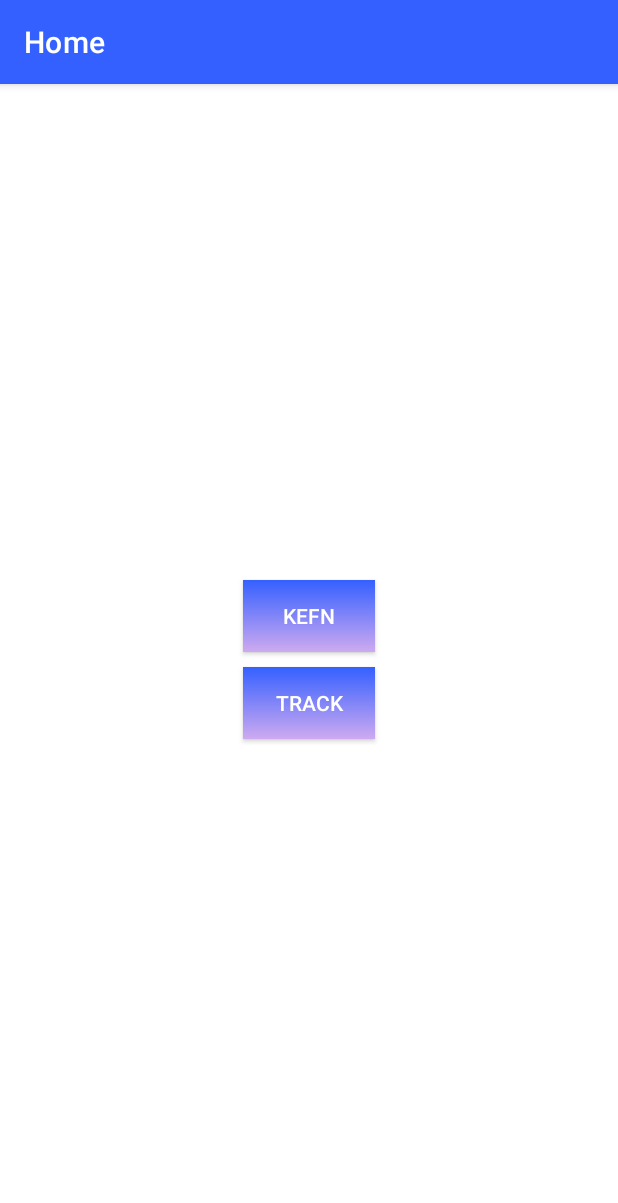
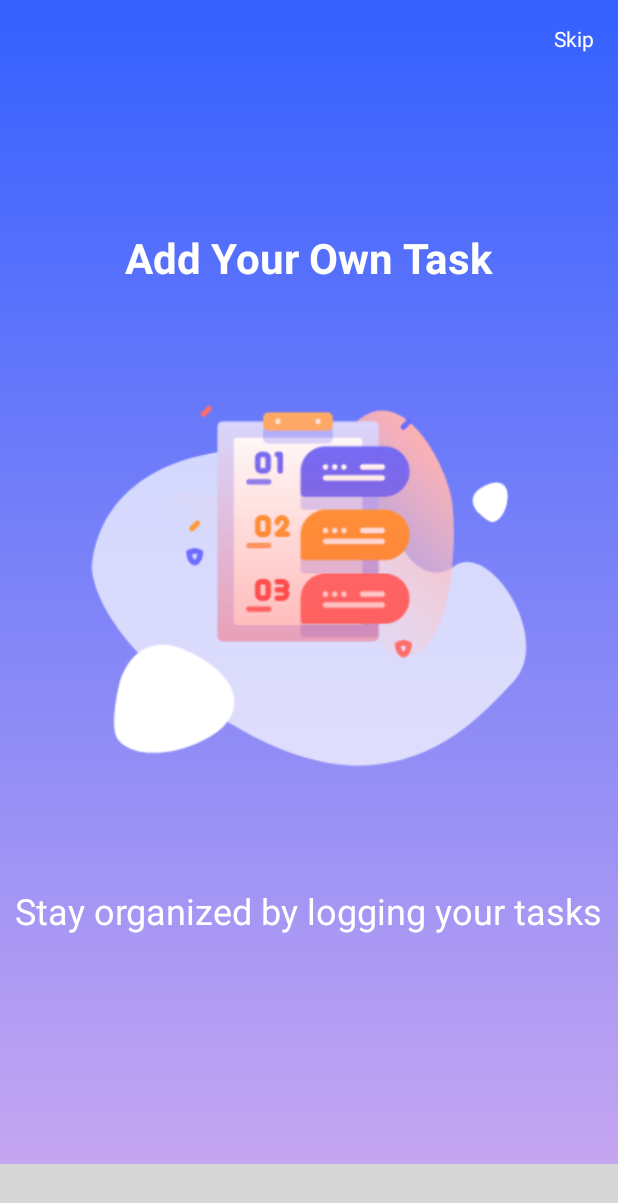
Before and after one commit to hessa-aloraifej/timer, an Android app: the screen it shows after launch (HomeActivity before the commit, MainActivity after it), on a phone screen of 412 x 824 dp. Shown: the top 1203 px of the screen. Run offline under Robolectric (Android 15) with nearby library versions, the phone set to English and light mode, and no system bars; plain views replace CircleIndicator3; 1 statement that could not run was skipped; grey boxes are pictures that could not be loaded.

Commit message:
- added images for slider - changed design of ViewPager

```diff
--- a/app/src/main/java/com/example/timer/MainActivity.kt
+++ b/app/src/main/java/com/example/timer/MainActivity.kt
@@ -12,37 +12,35 @@ import kotlinx.android.synthetic.main.activity_main.*
 
 class MainActivity : AppCompatActivity() {
 
-    //    getCoffee() --------------------------
     private lateinit var sharedPreferences: SharedPreferences
-    private val slides = mutableListOf<SlideData>()
-//    -------------------------------------
+    private val slidesList = mutableListOf<SlideData>()
 
 
     override fun onCreate(savedInstanceState: Bundle?) {
         super.onCreate(savedInstanceState)
         setContentView(R.layout.activity_main)
+
         //hide the action bar
         supportActionBar?.hide()
 
-        sharedPreferences = getSharedPreferences("getCoffee", MODE_PRIVATE)
-
+        //getCoffee()
+        sharedPreferences = getSharedPreferences("com.example.timer", MODE_PRIVATE)
         val readInstructions = sharedPreferences.getInt("read", 0)
 
-        if (readInstructions > 0) {
+        if (readInstructions == 0) {
             main_screen.visibility = View.VISIBLE
             generate()
 
-            viewPager.adapter = ViewPagerAdapter(slides, this)
+            viewPager.adapter = ViewPagerAdapter(slidesList, this)
             viewPager.orientation = ViewPager2.ORIENTATION_HORIZONTAL
+            indicator.setViewPager(viewPager)
 
-            indicator.setViewPager(viewPager)
         } else {
             startActivity(Intent(this, HomeActivity::class.java))
         }
 
     }
 
-    //    getCoffee() --------------------------------------
     fun skipOrFinish() {
         sharedPreferences.edit().putInt("read", 1).apply()
         startActivity(Intent(this, HomeActivity::class.java))
@@ -50,30 +48,17 @@ class MainActivity : AppCompatActivity() {
     }
 
     private fun addSlide(slide: SlideData) {
-        slides.add(slide)
+        slidesList.add(slide)
     }
 
     private fun generate() {
-        for (i in 0..5)
-            addSlide(SlideData(i.toString(), R.drawable.icon_add, i.toString()))
+        addSlide(SlideData("Add Your Own Task", R.drawable.slide1, "Stay organized by logging your tasks"))
+        addSlide(SlideData("Set Your Timers", R.drawable.slide2, "Stay focused by setting timers to your tasks"))
+        addSlide(SlideData("Track Your Progress", R.drawable.slide3, "Become goal-oriented by tracking your progress"))
     }
-
-//    --------------------------------------------------------
 
     override fun onSupportNavigateUp(): Boolean {
         onBackPressed()
         return true
     }
 }
-
-//    <androidx.fragment.app.FragmentContainerView
-//        android:id="@+id/fragmentContainerView"
-//        android:name="androidx.navigation.fragment.NavHostFragment"
-//        android:layout_width="match_parent"
-//        android:layout_height="match_parent"
-//        app:defaultNavHost="true"
-//        app:layout_constraintBottom_toBottomOf="parent"
-//        app:layout_constraintEnd_toEndOf="parent"
-//        app:layout_constraintStart_toStartOf="parent"
-//        app:layout_constraintTop_toTopOf="parent"
-//        app:navGraph="@navigation/fragments" />
--- a/app/src/main/java/com/example/timer/adapters/ViewPagerAdapter.kt
+++ b/app/src/main/java/com/example/timer/adapters/ViewPagerAdapter.kt
@@ -43,6 +43,7 @@ class ViewPagerAdapter(private val slides: List<SlideData>, val ctx: MainActivit
             }
             if(position == slides.size - 1){
                 tv_pagerRecycler_start.visibility = View.VISIBLE
+                tv_pagerRecycler_skip.visibility = View.INVISIBLE
                 tv_pagerRecycler_start.setOnClickListener {
                     ctx.skipOrFinish()
                 }
--- a/app/src/main/res/layout/column_item.xml
+++ b/app/src/main/res/layout/column_item.xml
@@ -11,7 +11,6 @@
         android:layout_height="wrap_content"
         android:layout_marginTop="16dp"
         android:layout_marginEnd="16dp"
-
         android:text="Skip"
         android:textColor="@color/white"
         app:layout_constraintEnd_toEndOf="parent"
@@ -20,8 +19,9 @@
     <LinearLayout
         android:id="@+id/linearLayout"
         android:layout_width="match_parent"
-        android:layout_height="350dp"
+        android:layout_height="match_parent"
         android:orientation="vertical"
+        android:gravity="center"
         app:layout_constraintBottom_toBottomOf="parent"
         app:layout_constraintTop_toTopOf="parent">
 
@@ -30,37 +30,30 @@
             android:layout_width="wrap_content"
             android:layout_height="wrap_content"
             android:layout_gravity="center"
-            android:text="title"
+            android:paddingHorizontal="10dp"
+            android:text="Track Your Progress"
             android:textColor="@color/white"
             android:textSize="28sp"
             android:textStyle="bold" />
 
-        <View
-            android:layout_width="wrap_content"
-            android:layout_height="0dp"
-            android:layout_weight="1" />
-
         <ImageView
             android:id="@+id/iv_pagerRecycler_image"
-            android:layout_width="100dp"
-            android:layout_height="100dp"
+            android:layout_width="match_parent"
+            android:layout_height="wrap_content"
             android:layout_gravity="center"
-            android:src="@drawable/icon_add" />
-
-        <View
-            android:layout_width="wrap_content"
-            android:layout_height="0dp"
-            android:layout_weight="1" />
+            android:paddingHorizontal="20dp"
+            android:src="@drawable/slide3" />
 
         <TextView
             android:id="@+id/tv_pagerRecycler_describe"
             android:layout_width="wrap_content"
             android:layout_height="wrap_content"
             android:layout_gravity="center"
-            android:text="Hello World!"
+            android:paddingHorizontal="10dp"
+            android:text="Become goal-oriented by tracking your progress"
+            android:gravity="center"
             android:textColor="@color/white"
-            android:textSize="28sp"
-            android:textStyle="bold" />
+            android:textSize="24sp" />
 
 
     </LinearLayout>
@@ -69,15 +62,15 @@
         android:id="@+id/tv_pagerRecycler_start"
         android:layout_width="wrap_content"
         android:layout_height="wrap_content"
-        android:text="start"
-        android:textSize="20sp"
+        android:text="Start"
+        android:textColor="@color/white"
+        android:textSize="25sp"
         android:textStyle="bold"
-        android:textColor="@color/white"
-        app:layout_constraintBottom_toBottomOf="parent"
+        android:layout_margin="20dp"
+        android:visibility="invisible"
+        app:layout_constraintBottom_toBottomOf="@+id/linearLayout"
         app:layout_constraintEnd_toEndOf="parent"
-        app:layout_constraintStart_toStartOf="parent"
-        app:layout_constraintTop_toBottomOf="@+id/linearLayout"
-        android:visibility="gone"/>
+        app:layout_constraintStart_toStartOf="parent" />
 
 
 </androidx.constraintlayout.widget.ConstraintLayout>
```
Also changed, not shown: app/src/main/res/drawable/slide1.png (added), app/src/main/res/drawable/slide2.png (added), app/src/main/res/drawable/slide3.png (added).
